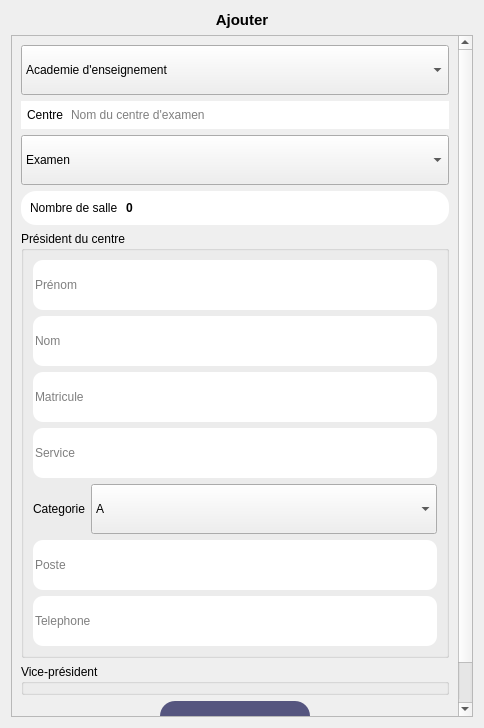
The window that add.ui (hashtag91/Sige-Decisions) describes before a commit, drawn with Qt 5.
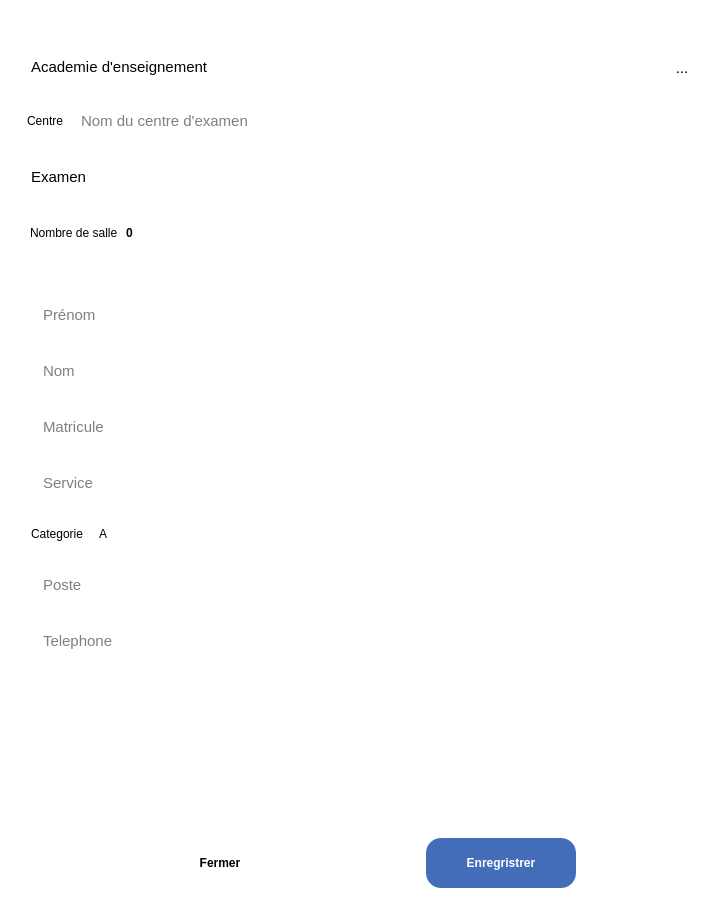
The same window after the commit. Icons and pictures are not drawn.

The edit to the form file:
```diff
--- a/add.ui
+++ b/add.ui
@@ -1,28 +1,103 @@
 <?xml version="1.0" encoding="UTF-8"?>
 <ui version="4.0">
- <class>Dialog</class>
- <widget class="QDialog" name="Dialog">
+ <class>glassContainer</class>
+ <widget class="QWidget" name="glassContainer">
   <property name="geometry">
    <rect>
     <x>0</x>
     <y>0</y>
-    <width>484</width>
-    <height>728</height>
+    <width>723</width>
+    <height>908</height>
    </rect>
   </property>
   <property name="windowTitle">
-   <string>Dialog</string>
+   <string>Form</string>
+  </property>
+  <property name="styleSheet">
+   <string notr="true">QWidget {
+background: rgba(255,255,255,0.20);
+border: 1px solid rgba(255,255,255,0.3);
+border-radius: 18px;
+}
+
+QComboBox {
+    background: rgba(255, 255, 255, 0.12);   /* fond translucide pour effet glass */
+    color: #000;                           /* texte clair */
+    border: 1px solid rgba(255, 255, 255, 0.25);
+    border-radius: 8px;
+    padding: 5px 30px 5px 10px;              /* espace pour la flèche */
+    min-height: 28px;
+}
+
+QComboBox:hover {
+    background: rgba(255, 255, 255, 0.18);
+    border: 1px solid rgba(120, 150, 255, 0.6);
+}
+
+QComboBox:focus {
+    border: 1px solid rgba(120, 150, 255, 0.8);
+    background: rgba(255, 255, 255, 0.2);
+}
+
+/* Flèche de la combobox */
+QComboBox::drop-down {
+    subcontrol-origin: padding;
+    subcontrol-position: top right;
+    width: 25px;
+    border-left: none;
+}
+
+QComboBox::down-arrow {
+    image: url(&quot;icons/arrow-down.svg&quot;);  /* flèche personnalisée */
+    width: 12px;
+    height: 12px;
+}
+
+QComboBox QAbstractItemView {
+    background: rgba(25, 25, 25, 0.85);    /* menu déroulant sombre + semi-translucide */
+    color: #ffffff;
+    border-radius: 8px;
+    border: 1px solid rgba(255, 255, 255, 0.2);
+    selection-background-color: rgba(120, 150, 255, 0.5);
+    selection-color: #ffffff;
+}
+
+QLineEdit {
+    background: rgba(255, 255, 255, 0.70);   /* fond translucide */
+    color: #ffffff;                           /* texte clair */
+    border: 1px solid rgba(255, 255, 255, 255);
+    border-radius: 8px;
+    padding: 6px 10px;                        /* padding interne */
+    selection-background-color: rgba(120, 150, 255, 0.5);
+    selection-color: #ffffff;
+    font-size: 15px;
+}
+
+QLineEdit:hover {
+    background: rgba(255, 255, 255, 0.40);
+    border: 1px solid rgba(120, 150, 255, 0.6);
+}
+
+QLineEdit:focus {
+    background: rgba(255, 255, 255, 0.5);
+    border: 1px solid rgba(120, 150, 255, 0.8);
+}</string>
   </property>
   <layout class="QVBoxLayout" name="verticalLayout_2">
    <item>
     <widget class="QLabel" name="label">
      <property name="font">
       <font>
-       <pointsize>11</pointsize>
+       <pointsize>12</pointsize>
        <weight>75</weight>
        <bold>true</bold>
       </font>
      </property>
+     <property name="styleSheet">
+      <string notr="true">background: transparent;
+color: #fff;
+border: none;</string>
+     </property>
      <property name="text">
       <string>Ajouter</string>
      </property>
@@ -33,6 +108,12 @@
    </item>
    <item>
     <widget class="QScrollArea" name="scrollArea">
+     <property name="styleSheet">
+      <string notr="true">background: transparent;
+border: none;
+
+</string>
+     </property>
      <property name="widgetResizable">
       <bool>true</bool>
      </property>
@@ -40,22 +121,73 @@
       <property name="geometry">
        <rect>
         <x>0</x>
-        <y>-19</y>
-        <width>442</width>
-        <height>702</height>
+        <y>0</y>
+        <width>705</width>
+        <height>859</height>
        </rect>
       </property>
+      <property name="styleSheet">
+       <string notr="true">background: transparent;
+border: none;</string>
+      </property>
       <layout class="QVBoxLayout" name="verticalLayout_3">
        <item>
+        <layout class="QHBoxLayout" name="horizontalLayout_6">
+         <item>
         <widget class="QComboBox" name="academy_combo">
          <property name="minimumSize">
           <size>
            <width>0</width>
-           <height>50</height>
+             <height>42</height>
           </size>
          </property>
          <property name="styleSheet">
-          <string notr="true"/>
+            <string notr="true">QComboBox {
+    background: rgba(255, 255, 255, 0.20);    /* fond translucide pour effet glass */
+    color: #000;                              /* texte sombre ou clair selon ton thème */
+    border: 1px solid rgba(255, 255, 255, 0.25);
+    border-radius: 8px;
+    padding: 6px 30px 6px 10px;              /* espace pour la flèche */
+    font-size: 15px;
+    min-height: 28px;
+}
+
+/* Hover : éclaircissement léger */
+QComboBox:hover {
+    background: rgba(255, 255, 255, 0.30);
+    border: 1px solid rgba(120, 150, 255, 0.6);
+}
+
+/* Focus : bordure plus visible */
+QComboBox:focus {
+    background: rgba(255, 255, 255, 0.45);
+    border: 1px solid rgba(120, 150, 255, 0.8);
+}
+
+/* Flèche de la combobox */
+QComboBox::drop-down {
+    subcontrol-origin: padding;
+    subcontrol-position: top right;
+    width: 25px;
+    border-left: none;
+}
+
+QComboBox::down-arrow {
+    image: url(&quot;icons/arrow-down.svg&quot;);  /* flèche personnalisée */
+    width: 12px;
+    height: 12px;
+}
+
+/* Menu déroulant */
+QComboBox QAbstractItemView {
+    background: rgba(255, 255, 255, 0.25);  /* menu semi-translucide */
+    color: #000;                             /* texte */
+    border-radius: 8px;
+    border: 1px solid rgba(255, 255, 255, 0.25);
+    selection-background-color: rgba(120, 150, 255, 0.5);
+    selection-color: #ffffff;
+}
+</string>
          </property>
          <item>
           <property name="text">
@@ -85,6 +217,61 @@
         </widget>
        </item>
        <item>
+          <widget class="QToolButton" name="academy_add_btn">
+           <property name="minimumSize">
+            <size>
+             <width>42</width>
+             <height>42</height>
+            </size>
+           </property>
+           <property name="cursor">
+            <cursorShape>PointingHandCursor</cursorShape>
+           </property>
+           <property name="toolTip">
+            <string>Ajouter une academie</string>
+           </property>
+           <property name="styleSheet">
+            <string notr="true">QToolButton {
+    background: rgba(255, 255, 255, 0.20);    /* fond translucide pour effet glass */
+    color: #000;                              /* texte sombre ou clair selon ton thème */
+    border: 1px solid rgba(255, 255, 255, 0.25);
+    border-radius: 8px;
+    font-size: 15px;
+    min-height: 28px;
+	padding: 6px;
+}
+
+/* Hover : éclaircissement léger */
+QToolButton:hover {
+    background: rgba(255, 255, 255, 0.30);
+    border: 1px solid rgba(120, 150, 255, 0.6);
+}
+
+/* Focus : bordure plus visible */
+QToolButton:focus {
+    background: rgba(255, 255, 255, 0.45);
+    border: 1px solid rgba(120, 150, 255, 0.8);
+}
+
+/* Menu déroulant */
+QToolButton QAbstractItemView {
+    background: rgba(255, 255, 255, 0.25);  /* menu semi-translucide */
+    color: #000;                             /* texte */
+    border-radius: 8px;
+    border: 1px solid rgba(255, 255, 255, 0.25);
+    selection-background-color: rgba(120, 150, 255, 0.5);
+    selection-color: #ffffff;
+}
+</string>
+           </property>
+           <property name="text">
+            <string>...</string>
+           </property>
+          </widget>
+         </item>
+        </layout>
+       </item>
+       <item>
         <widget class="QFrame" name="frame">
          <property name="maximumSize">
           <size>
@@ -93,8 +280,24 @@
           </size>
          </property>
          <property name="styleSheet">
-          <string notr="true">background-color: rgb(255, 255, 255);
-border-radius: 16px;</string>
+          <string notr="true">QFrame {
+    background: rgba(255, 255, 255, 0.20);       /* fond translucide */
+    border: 1px solid rgba(255, 255, 255, 0.25);
+    border-radius: 8px;
+}
+
+/* Hover : léger éclaircissement */
+QFrame:hover {
+    background: rgba(255, 255, 255, 0.30);
+    border: 1px solid rgba(120, 150, 255, 0.6);
+}
+
+/* Focus (si le frame reçoit le focus) */
+QFrame:focus {
+    background: rgba(255, 255, 255, 0.45);
+    border: 1px solid rgba(120, 150, 255, 0.8);
+}
+</string>
          </property>
          <property name="frameShape">
           <enum>QFrame::StyledPanel</enum>
@@ -117,6 +320,10 @@
           </property>
           <item>
            <widget class="QLabel" name="label_2">
+            <property name="styleSheet">
+             <string notr="true">background: transparent;
+border: none;</string>
+            </property>
             <property name="text">
              <string>Centre</string>
             </property>
@@ -126,7 +333,8 @@
            <widget class="QLineEdit" name="centre_line">
             <property name="styleSheet">
              <string notr="true">border: none;
-background: transparent;</string>
+background: transparent;
+color: rgb(0,0,0);</string>
             </property>
             <property name="placeholderText">
              <string>Nom du centre d'examen</string>
@@ -141,7 +349,7 @@
          <property name="minimumSize">
           <size>
            <width>0</width>
-           <height>50</height>
+           <height>42</height>
           </size>
          </property>
          <property name="maximumSize">
@@ -150,6 +358,54 @@
            <height>50</height>
           </size>
          </property>
+         <property name="styleSheet">
+          <string notr="true">QComboBox {
+    background: rgba(255, 255, 255, 0.20);    /* fond translucide pour effet glass */
+    color: #000;                              /* texte sombre ou clair selon ton thème */
+    border: 1px solid rgba(255, 255, 255, 0.25);
+    border-radius: 8px;
+    padding: 6px 30px 6px 10px;              /* espace pour la flèche */
+    font-size: 15px;
+    min-height: 28px;
+}
+
+/* Hover : éclaircissement léger */
+QComboBox:hover {
+    background: rgba(255, 255, 255, 0.30);
+    border: 1px solid rgba(120, 150, 255, 0.6);
+}
+
+/* Focus : bordure plus visible */
+QComboBox:focus {
+    background: rgba(255, 255, 255, 0.45);
+    border: 1px solid rgba(120, 150, 255, 0.8);
+}
+
+/* Flèche de la combobox */
+QComboBox::drop-down {
+    subcontrol-origin: padding;
+    subcontrol-position: top right;
+    width: 25px;
+    border-left: none;
+}
+
+QComboBox::down-arrow {
+    image: url(&quot;icons/arrow-down.svg&quot;);  /* flèche personnalisée */
+    width: 12px;
+    height: 12px;
+}
+
+/* Menu déroulant */
+QComboBox QAbstractItemView {
+    background: rgba(255, 255, 255, 0.25);  /* menu semi-translucide */
+    color: #000;                             /* texte */
+    border-radius: 8px;
+    border: 1px solid rgba(255, 255, 255, 0.25);
+    selection-background-color: rgba(120, 150, 255, 0.5);
+    selection-color: #ffffff;
+}
+</string>
+         </property>
          <item>
           <property name="text">
            <string>Examen</string>
@@ -181,8 +437,24 @@
           </size>
          </property>
          <property name="styleSheet">
-          <string notr="true">background-color: rgb(255, 255, 255);
-border-radius: 15px;</string>
+          <string notr="true">QFrame {
+    background: rgba(255, 255, 255, 0.20);       /* fond translucide */
+    border: 1px solid rgba(255, 255, 255, 0.25);
+    border-radius: 8px;
+}
+
+/* Hover : léger éclaircissement */
+QFrame:hover {
+    background: rgba(255, 255, 255, 0.30);
+    border: 1px solid rgba(120, 150, 255, 0.6);
+}
+
+/* Focus (si le frame reçoit le focus) */
+QFrame:focus {
+    background: rgba(255, 255, 255, 0.45);
+    border: 1px solid rgba(120, 150, 255, 0.8);
+}
+</string>
          </property>
          <property name="frameShape">
           <enum>QFrame::StyledPanel</enum>
@@ -193,6 +465,10 @@
          <layout class="QHBoxLayout" name="horizontalLayout_2" stretch="0,1">
           <item>
            <widget class="QLabel" name="label_3">
+            <property name="styleSheet">
+             <string notr="true">background: transparent;
+border: none;</string>
+            </property>
             <property name="text">
              <string>Nombre de salle</string>
             </property>
@@ -223,10 +499,18 @@
            <verstretch>0</verstretch>
           </sizepolicy>
          </property>
+         <property name="styleSheet">
+          <string notr="true">background: transparent;
+color: #fff;
+border: 1px solid rgba(255,255,255,0.50);</string>
+         </property>
          <property name="title">
           <string>Président du centre</string>
          </property>
          <layout class="QVBoxLayout" name="verticalLayout">
+          <property name="topMargin">
+           <number>25</number>
+          </property>
           <item>
            <widget class="QLineEdit" name="presi_prenom">
             <property name="minimumSize">
@@ -236,8 +520,27 @@
              </size>
             </property>
             <property name="styleSheet">
-             <string notr="true">border-radius:10px;
-border: none;</string>
+             <string notr="true">
+QLineEdit {
+    background: rgba(255, 255, 255, 0.20);   /* fond translucide */
+    color: #000;                           /* texte clair */
+    border: 1px solid rgba(255, 255, 255, 100);
+    border-radius: 8px;
+    padding: 6px 10px;                        /* padding interne */
+    selection-background-color: rgba(120, 150, 255, 0.5);
+    selection-color: #ffffff;
+    font-size: 15px;
+}
+
+QLineEdit:hover {
+    background: rgba(255, 255, 255, 0.30);
+    border: 1px solid rgba(120, 150, 255, 0.6);
+}
+
+QLineEdit:focus {
+    background: rgba(255, 255, 255, 0.5);
+    border: 1px solid rgba(120, 150, 255, 0.8);
+}</string>
             </property>
             <property name="placeholderText">
              <string>Prénom</string>
@@ -253,8 +556,27 @@
              </size>
             </property>
             <property name="styleSheet">
-             <string notr="true">border-radius: 10px;
-border: none;</string>
+             <string notr="true">
+QLineEdit {
+    background: rgba(255, 255, 255, 0.20);   /* fond translucide */
+    color: #000;                           /* texte clair */
+    border: 1px solid rgba(255, 255, 255, 100);
+    border-radius: 8px;
+    padding: 6px 10px;                        /* padding interne */
+    selection-background-color: rgba(120, 150, 255, 0.5);
+    selection-color: #ffffff;
+    font-size: 15px;
+}
+
+QLineEdit:hover {
+    background: rgba(255, 255, 255, 0.30);
+    border: 1px solid rgba(120, 150, 255, 0.6);
+}
+
+QLineEdit:focus {
+    background: rgba(255, 255, 255, 0.5);
+    border: 1px solid rgba(120, 150, 255, 0.8);
+}</string>
             </property>
             <property name="placeholderText">
              <string>Nom</string>
@@ -270,8 +592,27 @@
              </size>
             </property>
             <property name="styleSheet">
-             <string notr="true">border-radius: 10px;
-border: none;</string>
+             <string notr="true">
+QLineEdit {
+    background: rgba(255, 255, 255, 0.20);   /* fond translucide */
+    color: #000;                           /* texte clair */
+    border: 1px solid rgba(255, 255, 255, 100);
+    border-radius: 8px;
+    padding: 6px 10px;                        /* padding interne */
+    selection-background-color: rgba(120, 150, 255, 0.5);
+    selection-color: #ffffff;
+    font-size: 15px;
+}
+
+QLineEdit:hover {
+    background: rgba(255, 255, 255, 0.30);
+    border: 1px solid rgba(120, 150, 255, 0.6);
+}
+
+QLineEdit:focus {
+    background: rgba(255, 255, 255, 0.5);
+    border: 1px solid rgba(120, 150, 255, 0.8);
+}</string>
             </property>
             <property name="placeholderText">
              <string>Matricule</string>
@@ -287,8 +628,27 @@
              </size>
             </property>
             <property name="styleSheet">
-             <string notr="true">border-radius: 10px;
-border: none;</string>
+             <string notr="true">
+QLineEdit {
+    background: rgba(255, 255, 255, 0.20);   /* fond translucide */
+    color: #000;                           /* texte clair */
+    border: 1px solid rgba(255, 255, 255, 100);
+    border-radius: 8px;
+    padding: 6px 10px;                        /* padding interne */
+    selection-background-color: rgba(120, 150, 255, 0.5);
+    selection-color: #ffffff;
+    font-size: 15px;
+}
+
+QLineEdit:hover {
+    background: rgba(255, 255, 255, 0.30);
+    border: 1px solid rgba(120, 150, 255, 0.6);
+}
+
+QLineEdit:focus {
+    background: rgba(255, 255, 255, 0.5);
+    border: 1px solid rgba(120, 150, 255, 0.8);
+}</string>
             </property>
             <property name="placeholderText">
              <string>Service</string>
@@ -296,6 +656,47 @@
            </widget>
           </item>
           <item>
+           <widget class="QFrame" name="frame_3">
+            <property name="styleSheet">
+             <string notr="true">QFrame {
+    background: rgba(255, 255, 255, 0.20);       /* fond translucide */
+    border: 1px solid rgba(255, 255, 255, 0.25);
+    border-radius: 8px;
+}
+
+/* Hover : léger éclaircissement */
+QFrame:hover {
+    background: rgba(255, 255, 255, 0.30);
+    border: 1px solid rgba(120, 150, 255, 0.6);
+}
+
+/* Focus (si le frame reçoit le focus) */
+QFrame:focus {
+    background: rgba(255, 255, 255, 0.45);
+    border: 1px solid rgba(120, 150, 255, 0.8);
+}
+</string>
+            </property>
+            <property name="frameShape">
+             <enum>QFrame::StyledPanel</enum>
+            </property>
+            <property name="frameShadow">
+             <enum>QFrame::Raised</enum>
+            </property>
+            <layout class="QHBoxLayout" name="horizontalLayout_5">
+             <property name="leftMargin">
+              <number>0</number>
+             </property>
+             <property name="topMargin">
+              <number>0</number>
+             </property>
+             <property name="rightMargin">
+              <number>0</number>
+             </property>
+             <property name="bottomMargin">
+              <number>0</number>
+             </property>
+             <item>
            <layout class="QHBoxLayout" name="horizontalLayout_3" stretch="0,1">
             <item>
              <widget class="QLabel" name="label_4">
@@ -305,6 +706,11 @@
                 <height>30</height>
                </size>
               </property>
+                 <property name="styleSheet">
+                  <string notr="true">color: rgb(0, 0, 0);
+background: transparent;
+border: none;</string>
+                 </property>
               <property name="text">
                <string>Categorie</string>
               </property>
@@ -315,9 +721,13 @@
               <property name="minimumSize">
                <size>
                 <width>0</width>
-                <height>50</height>
-               </size>
-              </property>
+                   <height>38</height>
+                  </size>
+                 </property>
+                 <property name="styleSheet">
+                  <string notr="true">color: rgb(0, 0, 0);
+border: none;</string>
+                 </property>
               <item>
                <property name="text">
                 <string>A</string>
@@ -337,6 +747,9 @@
             </item>
            </layout>
           </item>
+            </layout>
+           </widget>
+          </item>
           <item>
            <widget class="QLineEdit" name="presi_poste">
             <property name="minimumSize">
@@ -346,8 +759,27 @@
              </size>
             </property>
             <property name="styleSheet">
-             <string notr="true">border-radius: 10px;
-border: none;</string>
+             <string notr="true">
+QLineEdit {
+    background: rgba(255, 255, 255, 0.20);   /* fond translucide */
+    color: #000;                           /* texte clair */
+    border: 1px solid rgba(255, 255, 255, 100);
+    border-radius: 8px;
+    padding: 6px 10px;                        /* padding interne */
+    selection-background-color: rgba(120, 150, 255, 0.5);
+    selection-color: #ffffff;
+    font-size: 15px;
+}
+
+QLineEdit:hover {
+    background: rgba(255, 255, 255, 0.30);
+    border: 1px solid rgba(120, 150, 255, 0.6);
+}
+
+QLineEdit:focus {
+    background: rgba(255, 255, 255, 0.5);
+    border: 1px solid rgba(120, 150, 255, 0.8);
+}</string>
             </property>
             <property name="placeholderText">
              <string>Poste</string>
@@ -363,8 +795,27 @@
              </size>
             </property>
             <property name="styleSheet">
-             <string notr="true">border-radius: 10px;
-border: none;</string>
+             <string notr="true">
+QLineEdit {
+    background: rgba(255, 255, 255, 0.20);   /* fond translucide */
+    color: #000;                           /* texte clair */
+    border: 1px solid rgba(255, 255, 255, 100);
+    border-radius: 8px;
+    padding: 6px 10px;                        /* padding interne */
+    selection-background-color: rgba(120, 150, 255, 0.5);
+    selection-color: #ffffff;
+    font-size: 15px;
+}
+
+QLineEdit:hover {
+    background: rgba(255, 255, 255, 0.30);
+    border: 1px solid rgba(120, 150, 255, 0.6);
+}
+
+QLineEdit:focus {
+    background: rgba(255, 255, 255, 0.5);
+    border: 1px solid rgba(120, 150, 255, 0.8);
+}</string>
             </property>
             <property name="placeholderText">
              <string>Telephone</string>
@@ -376,6 +827,10 @@
        </item>
        <item>
         <widget class="QGroupBox" name="vice_group">
+         <property name="styleSheet">
+          <string notr="true">border: 1px solid rgba(255,255,255,0.50);
+color: rgb(255, 255, 255);</string>
+         </property>
          <property name="title">
           <string>Vice-président</string>
          </property>
@@ -383,6 +838,40 @@
        </item>
        <item>
         <layout class="QHBoxLayout" name="horizontalLayout_4">
+         <item>
+          <widget class="QToolButton" name="add_close">
+           <property name="minimumSize">
+            <size>
+             <width>150</width>
+             <height>50</height>
+            </size>
+           </property>
+           <property name="font">
+            <font>
+             <weight>75</weight>
+             <bold>true</bold>
+            </font>
+           </property>
+           <property name="cursor">
+            <cursorShape>PointingHandCursor</cursorShape>
+           </property>
+           <property name="styleSheet">
+            <string notr="true">
+QToolButton{
+   background-color: rgba(255, 255, 255, 200);
+   color: rgb(0, 0, 0);
+	border: none;
+	border-radius: 15px;
+}
+QToolButton:hover{
+	background-color: rgba(255, 255, 255, 180);
+}</string>
+           </property>
+           <property name="text">
+            <string>Fermer</string>
+           </property>
+          </widget>
+         </item>
          <item>
           <widget class="QToolButton" name="enregistrer">
            <property name="minimumSize">
@@ -402,7 +891,7 @@
            </property>
            <property name="styleSheet">
             <string notr="true">QToolButton{
-   background-color: rgb(85, 85, 127);
+	background-color: rgb(68, 109, 185);
    color: rgb(255, 255, 255);
 	border: none;
 	border-radius: 15px;
```
Lines whose indentation alone changed are shown as unchanged.
